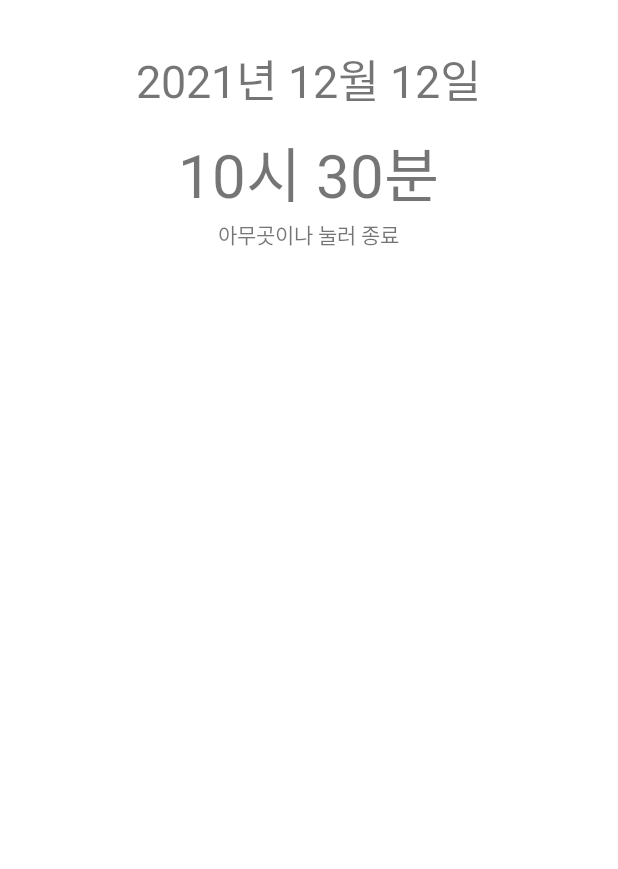
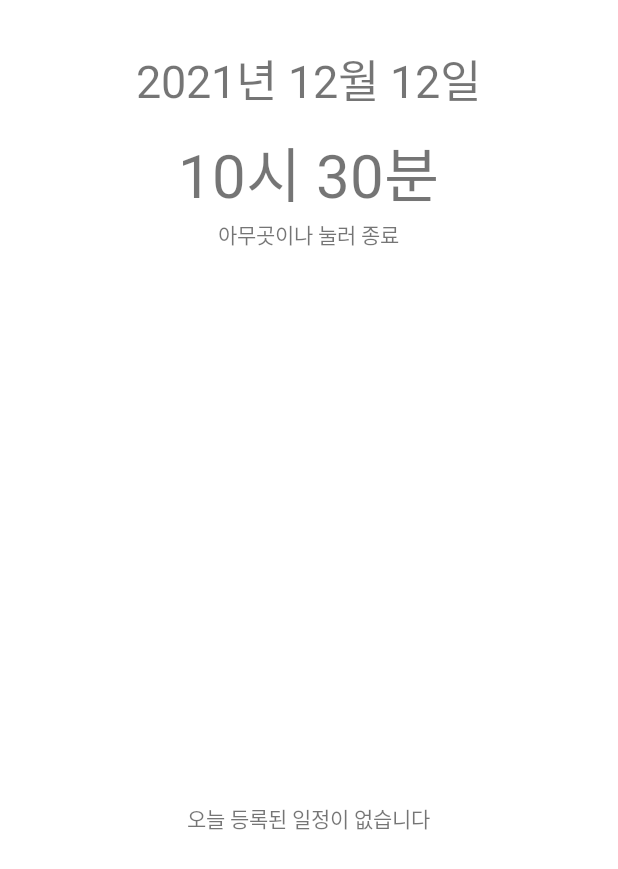
Before and after one commit to dummest/life_partner, an Android app: the LockScreenActivity screen opened directly, with no data from a screen before it, on a phone screen of 412 x 824 dp. Shown: the top 869 px of the screen. Run offline under Robolectric (Android 15) with nearby library versions, the phone set to English and light mode, and no system bars.

```diff
--- a/app/src/main/java/com/example/life_partner/LockScreenActivity.java
+++ b/app/src/main/java/com/example/life_partner/LockScreenActivity.java
@@ -10,9 +10,11 @@ import android.os.Bundle;
 import android.util.Log;
 import android.view.View;
 import android.view.WindowManager;
+import android.widget.AdapterView;
 import android.widget.LinearLayout;
 import android.widget.ListView;
 import android.widget.TextView;
+import android.widget.Toast;
 
 import java.text.SimpleDateFormat;
 import java.util.Calendar;
@@ -23,6 +25,7 @@ public class LockScreenActivity extends Activity {
     Date date = new Date();
     TextView dateText;
     TextView timeText;
+    TextView nonPlanText;
     LinearLayout linearLayout;
     ListView listView;
     ListViewAdapter adapter;
@@ -35,6 +38,7 @@ public class LockScreenActivity extends Activity {
 
         dateText = findViewById(R.id.lock_screen_date_textview);
         timeText = findViewById(R.id.lock_screen_time_textview);
+        nonPlanText = findViewById(R.id.none_plan_textview);
         linearLayout = findViewById(R.id.lock_screen_layout);
         listView = findViewById(R.id.lock_screen_listview);
         adapter = new ListViewAdapter(getApplicationContext());
@@ -66,6 +70,20 @@ public class LockScreenActivity extends Activity {
         }
         cursor.close();
         listView.setAdapter(adapter);
+
+        listView.setOnItemClickListener(new AdapterView.OnItemClickListener() {
+            @Override
+            public void onItemClick(AdapterView<?> adapterView, View view, int i, long l) {
+                Toast.makeText(getApplicationContext(), adapter.getItem(i).getDescription(), Toast.LENGTH_SHORT).show();
+            }
+        });
+
+        //그 날 일정이 없으면 일정이 없다는 텍스트 보여주기
+        if(adapter.getCount()>0)
+            nonPlanText.setVisibility(View.GONE);
+        else
+            nonPlanText.setVisibility(View.VISIBLE);
+
         Log.d(TAG, "listLoad: 완료");
 
     }
--- a/app/src/main/java/com/example/life_partner/MainActivity.java
+++ b/app/src/main/java/com/example/life_partner/MainActivity.java
@@ -30,11 +30,11 @@ public class MainActivity extends AppCompatActivity {
         tabLayout.getTabAt(1).setIcon(R.drawable.baseline_alarm_on_24);
         tabLayout.getTabAt(2).setIcon(R.drawable.baseline_settings_24);
 
-        /*
+
         Intent svcIntent =  new Intent(getApplicationContext(), ScreenLockService.class);
                 svcIntent.putExtra("command", "start");
                 startForegroundService(svcIntent);
-         */
+
 
         /*
         Intent svcIntent =  new Intent(getApplicationContext(), ScreenLockService.class);
--- a/app/src/main/res/layout/activity_lock_screen.xml
+++ b/app/src/main/res/layout/activity_lock_screen.xml
@@ -11,7 +11,6 @@
         android:layout_gravity="center"
         android:layout_width="wrap_content"
         android:layout_height="wrap_content"
-        android:textAlignment="center"
         android:textSize="30sp"
         android:text="년월일"/>
     <TextView
@@ -20,7 +19,6 @@
         android:layout_height="wrap_content"
         android:layout_marginTop="10dp"
         android:layout_gravity="center"
-        android:textAlignment="center"
         android:textSize="40sp"
         android:text="시분"/>
     <TextView
@@ -28,13 +26,25 @@
         android:layout_height="wrap_content"
         android:layout_gravity="center"
         android:text="아무곳이나 눌러 종료"/>
+    <LinearLayout
+        android:layout_width="match_parent"
+        android:layout_height="match_parent"
+        android:orientation="vertical"
+        android:gravity="center">
+        <ListView
+            android:id="@+id/lock_screen_listview"
+            android:layout_width="match_parent"
+            android:layout_height="wrap_content"
+            android:background="@drawable/selected_border"
+            android:layout_margin="50dp"/>
 
-    <ListView
-        android:id="@+id/lock_screen_listview"
-        android:layout_width="wrap_content"
-        android:layout_height="wrap_content"
-        android:layout_margin="50dp"
-        android:background="@drawable/selected_border"
-        android:clickable="false"/>
 
+        <TextView
+            android:id="@+id/none_plan_textview"
+            android:layout_gravity="center"
+            android:layout_width="wrap_content"
+            android:layout_height="wrap_content"
+            android:text="오늘 등록된 일정이 없습니다"
+            android:visibility="gone"/>
+    </LinearLayout>
 </LinearLayout>
```
Also changed, not shown: app/src/main/java/com/example/life_partner/ListViewAdapter.java (+12 -5 lines), app/src/main/java/com/example/life_partner/calendar.java (+9 -1 lines), app/src/main/res/layout/list_item.xml (+3 -5 lines), app/src/main/java/com/example/life_partner/timer.java (line endings or trailing spaces).
